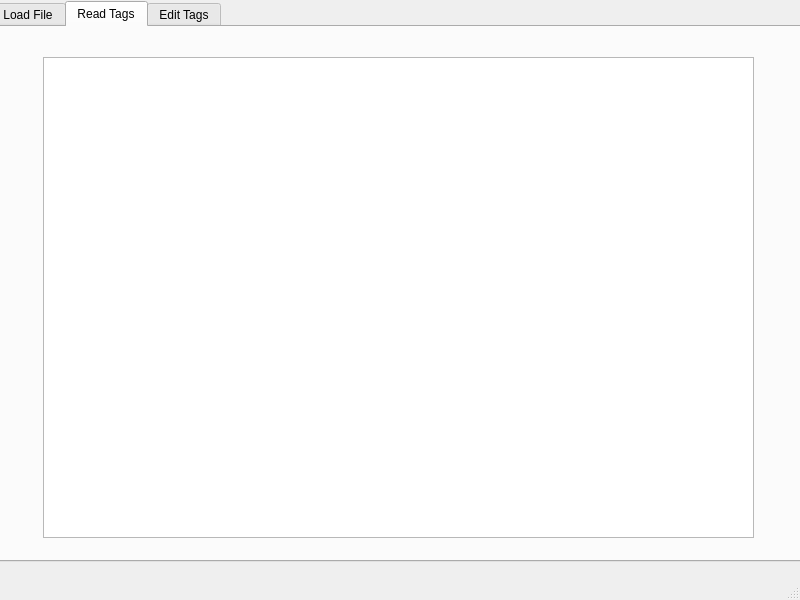
Old version of the form tools/interface/src/mainwindow.ui in the repository GabrielFalisiewicz/DICOM_data_software.
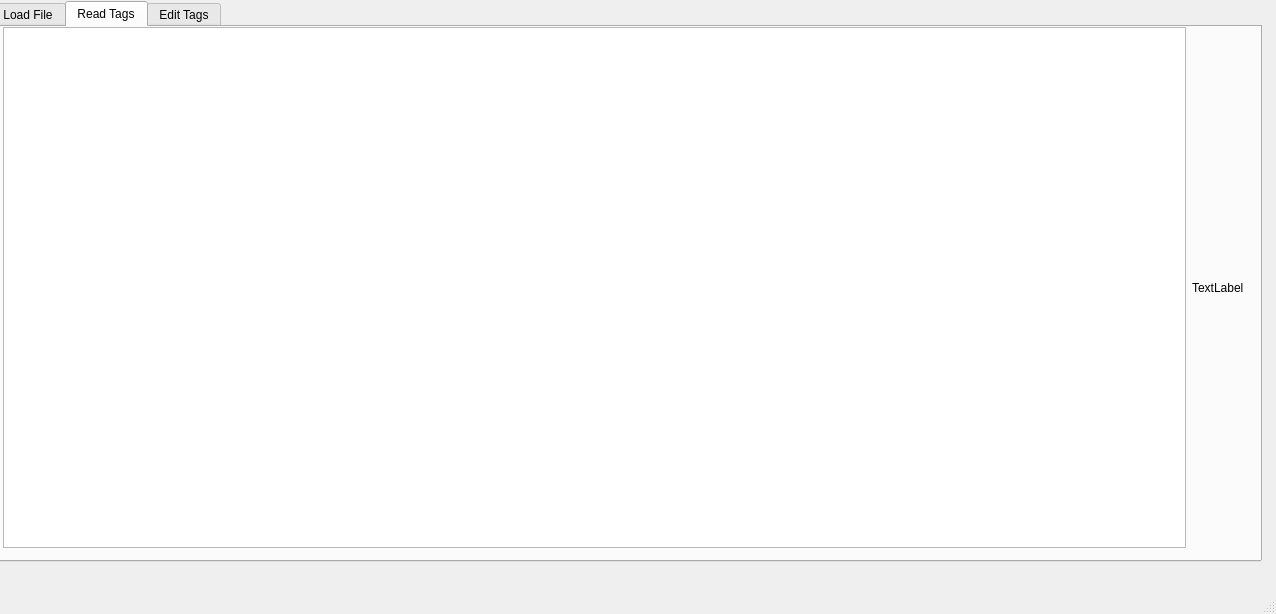
New version of the form. The open tabs and pages were chosen to show the change.

Commit message: image viewer added

What changed in the file:
```diff
--- a/tools/interface/src/mainwindow.ui
+++ b/tools/interface/src/mainwindow.ui
@@ -6,8 +6,8 @@
    <rect>
     <x>0</x>
     <y>0</y>
-    <width>800</width>
-    <height>600</height>
+    <width>1276</width>
+    <height>614</height>
    </rect>
   </property>
   <property name="windowTitle">
@@ -19,7 +19,7 @@
      <rect>
       <x>-9</x>
       <y>1</y>
-      <width>811</width>
+      <width>1271</width>
       <height>561</height>
      </rect>
     </property>
@@ -67,15 +67,27 @@
      <attribute name="title">
       <string>Read Tags</string>
      </attribute>
-     <widget class="QTreeView" name="treeView">
+     <widget class="QWidget" name="horizontalLayoutWidget">
       <property name="geometry">
        <rect>
-        <x>50</x>
-        <y>30</y>
-        <width>711</width>
-        <height>481</height>
+        <x>10</x>
+        <y>0</y>
+        <width>1241</width>
+        <height>521</height>
        </rect>
       </property>
+      <layout class="QHBoxLayout" name="horizontalLayout">
+       <item>
+        <widget class="QTreeView" name="treeView"/>
+       </item>
+       <item>
+        <widget class="QLabel" name="imageViewer">
+         <property name="text">
+          <string>TextLabel</string>
+         </property>
+        </widget>
+       </item>
+      </layout>
      </widget>
     </widget>
     <widget class="QWidget" name="edit">
```
Left out of the diff: 4 changed lines with no effect on the pictures. The commit also changes 53 other files.
